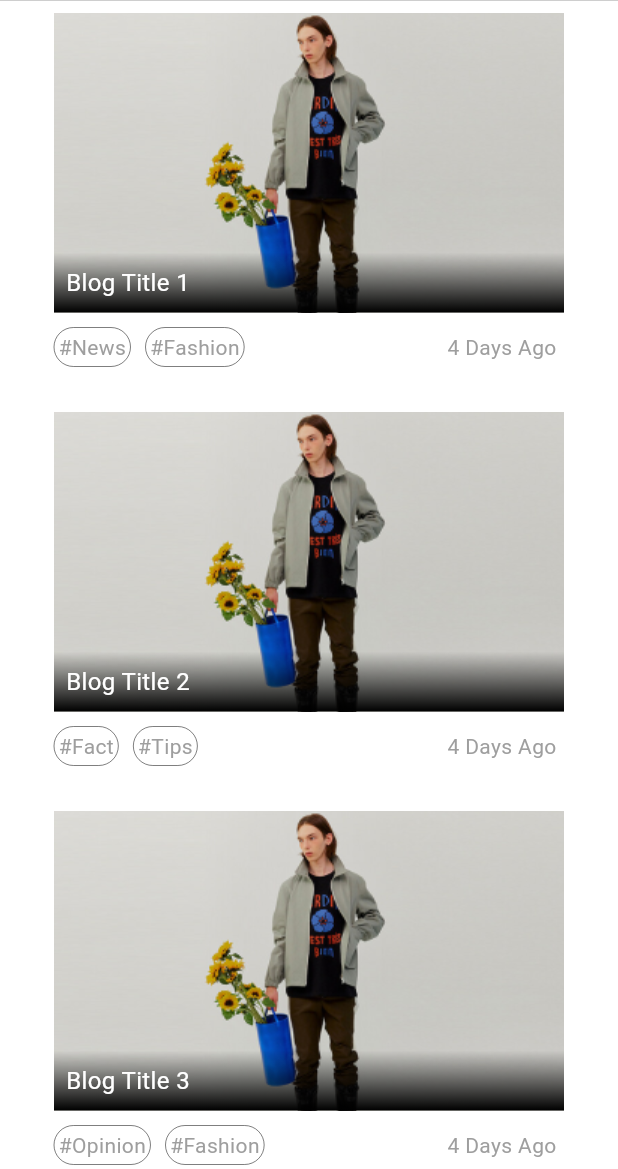
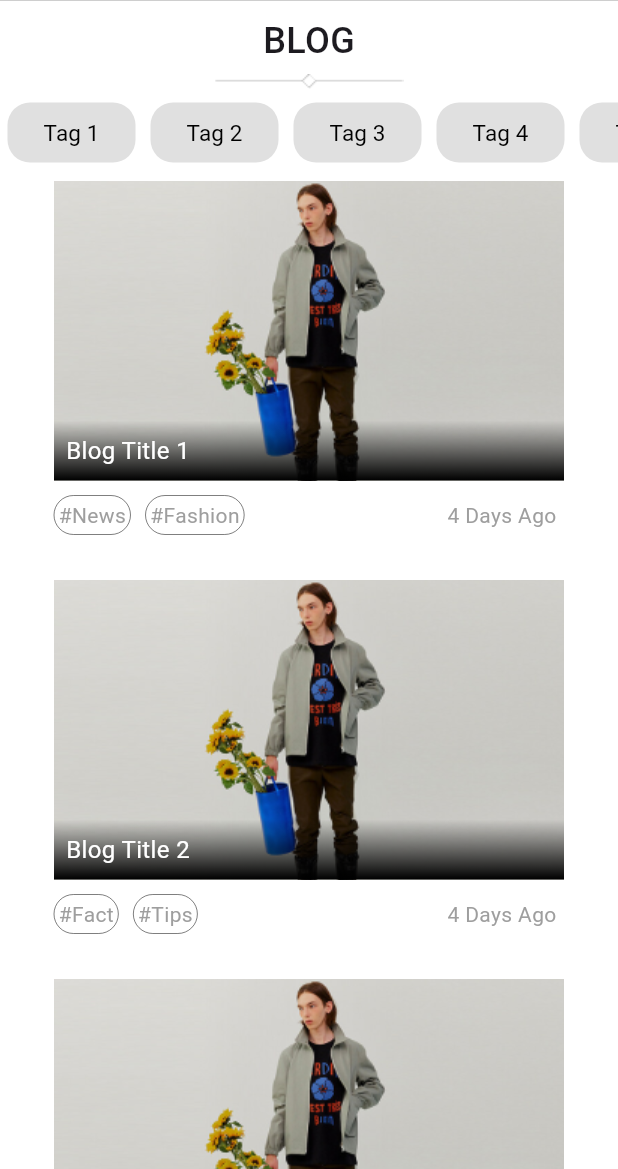
Before and after one commit to Qceww/EcoFash, a Flutter app: the screen it shows after launch, on a phone screen of 412 x 824 dp, the part 67-1236 px from its top. Run offline on Flutter 3.47's test engine with Material 3 defaults, Android fonts, the phone set to English and light mode, and no system bars; our stand-ins replace google_fonts.

Commit message:
harusnya yang ini kelar

```diff
--- a/lib/blog_list_view.dart
+++ b/lib/blog_list_view.dart
@@ -58,11 +58,76 @@ class _BloglistviewState extends State<Bloglistview> {
                           fontWeight: FontWeight.bold,
                         ),
                       ),
-                      // Add your navbar icons or other widgets here
                     ],
                   ),
                 ),
-
+                SizedBox(height: 10),
+                //=============================Judul================================
+                Container(
+                  // padding: EdgeInsets.all(20),
+                  child: Column(
+                    crossAxisAlignment: CrossAxisAlignment.center,
+                    children: [
+                      Text(
+                        'BLOG',
+                        style: GoogleFonts.tenorSans(
+                          textStyle: TextStyle(
+                            fontSize: 24, // Adjust the font size as needed
+                            fontWeight: FontWeight.w500,
+                          ),
+                        ),
+                      ),
+                      SizedBox(height: 5),
+                      Image(image: AssetImage('images/Home_page_garis.png')),
+                      SizedBox(height: 5),
+                      SingleChildScrollView(
+                        scrollDirection: Axis.horizontal,
+                        child: Row(
+                          mainAxisAlignment: MainAxisAlignment.center,
+                          children: [
+                            for (var tag in [
+                              'Tag 1',
+                              'Tag 2',
+                              'Tag 3',
+                              'Tag 4',
+                              'Tag 5',
+                              'Tag 6'
+                            ])
+                              Container(
+                                margin:
+                                    const EdgeInsets.symmetric(horizontal: 5),
+                                child: ElevatedButton(
+                                  onPressed: () {
+                                    // munculin berita yang sesuai
+                                  },
+                                  style: ElevatedButton.styleFrom(
+                                    elevation: 0,
+                                    shadowColor: Colors.transparent,
+                                    primary: Colors.black12,
+                                    onPrimary: Colors.black,
+                                    shape: RoundedRectangleBorder(
+                                      borderRadius: BorderRadius.circular(15),
+                                    ),
+                                  ),
+                                  child: Text(
+                                    tag,
+                                    style: GoogleFonts.tenorSans(
+                                      textStyle: TextStyle(
+                                        fontSize:
+                                            15, // Adjust the font size as needed
+                                        fontWeight: FontWeight.normal,
+                                      ),
+                                    ),
+                                  ),
+                                ),
+                              ),
+                          ],
+                        ),
+                      ),
+                    ],
+                  ),
+                ),
+                // ====================================Isi==========================================
                 Padding(
                   padding: const EdgeInsets.all(8.0),
                   child: Column(
@@ -178,6 +243,8 @@ class _BloglistviewState extends State<Bloglistview> {
                   child: ElevatedButton(
                     onPressed: () {},
                     style: ElevatedButton.styleFrom(
+                      elevation: 0,
+                      shadowColor: Colors.transparent,
                       primary: Colors.white,
                       onPrimary: Colors.black,
                       side: BorderSide(color: Colors.grey, width: 2.0),
```
